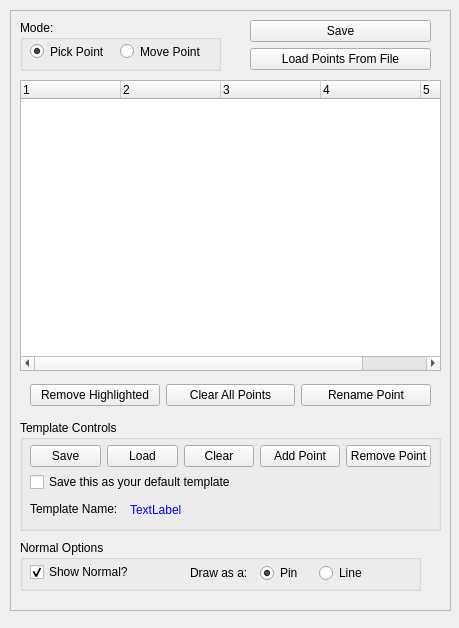
First picture: the form in src/meshlabplugins/edit_pickpoints/pickpointsDialog.ui, repository cnr-isti-vclab/meshlab, before the edit.
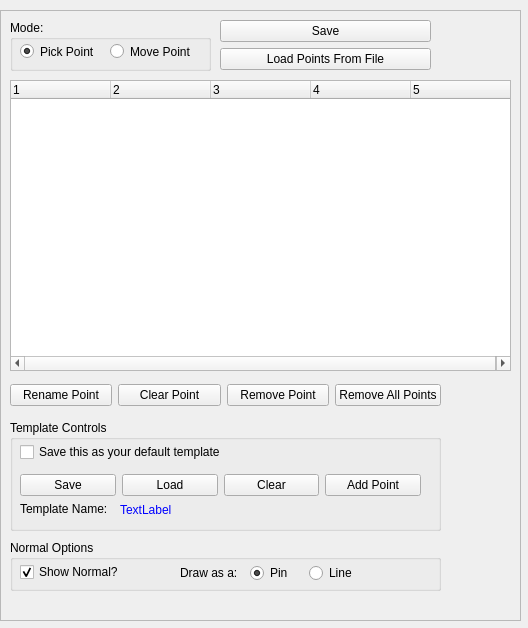
Second picture: the form after the edit.

Commit message: made some improvements on the button names to make them less confusing.  also added time, data, and data filename as metadata to the output xml.  this xml is not compatible with what i just released last week

```diff
--- a/src/meshlabplugins/edit_pickpoints/pickpointsDialog.ui
+++ b/src/meshlabplugins/edit_pickpoints/pickpointsDialog.ui
@@ -5,7 +5,7 @@
    <rect>
     <x>0</x>
     <y>0</y>
-    <width>459</width>
+    <width>528</width>
     <height>628</height>
    </rect>
   </property>
@@ -15,10 +15,10 @@
   <widget class="QFrame" name="frame" >
    <property name="geometry" >
     <rect>
-     <x>10</x>
+     <x>0</x>
      <y>10</y>
-     <width>441</width>
-     <height>601</height>
+     <width>521</width>
+     <height>611</height>
     </rect>
    </property>
    <property name="frameShape" >
@@ -27,45 +27,12 @@
    <property name="frameShadow" >
     <enum>QFrame::Raised</enum>
    </property>
-   <widget class="QWidget" name="layoutWidget" >
-    <property name="geometry" >
-     <rect>
-      <x>20</x>
-      <y>370</y>
-      <width>401</width>
-      <height>30</height>
-     </rect>
-    </property>
-    <layout class="QHBoxLayout" >
-     <item>
-      <widget class="QPushButton" name="removeHighlightedButton" >
-       <property name="text" >
-        <string>Remove Highlighted</string>
-       </property>
-      </widget>
-     </item>
-     <item>
-      <widget class="QPushButton" name="clearButton" >
-       <property name="text" >
-        <string>Clear All Points</string>
-       </property>
-      </widget>
-     </item>
-     <item>
-      <widget class="QPushButton" name="renamePointButton" >
-       <property name="text" >
-        <string>Rename Point</string>
-       </property>
-      </widget>
-     </item>
-    </layout>
-   </widget>
    <widget class="QTreeWidget" name="pickedPointsTreeWidget" >
     <property name="geometry" >
      <rect>
       <x>10</x>
       <y>70</y>
-      <width>421</width>
+      <width>501</width>
       <height>291</height>
      </rect>
     </property>
@@ -143,9 +110,9 @@
    <widget class="QWidget" name="layoutWidget" >
     <property name="geometry" >
      <rect>
-      <x>240</x>
+      <x>220</x>
       <y>10</y>
-      <width>181</width>
+      <width>211</width>
       <height>51</height>
      </rect>
     </property>
@@ -171,7 +138,7 @@
      <rect>
       <x>10</x>
       <y>410</y>
-      <width>421</width>
+      <width>431</width>
       <height>111</height>
      </rect>
     </property>
@@ -182,7 +149,7 @@
      <property name="geometry" >
       <rect>
        <x>10</x>
-       <y>50</y>
+       <y>20</y>
        <width>211</width>
        <height>24</height>
       </rect>
@@ -258,13 +225,11 @@
      <property name="geometry" >
       <rect>
        <x>10</x>
-       <y>20</y>
+       <y>50</y>
        <width>401</width>
-       <height>32</height>
+       <height>30</height>
       </rect>
      </property>
-     <layout class="QHBoxLayout" name="horizontalLayout_3" >
-      <item>
        <layout class="QHBoxLayout" name="horizontalLayout" >
         <item>
          <widget class="QPushButton" name="saveTemplateButton" >
@@ -287,10 +252,6 @@
           </property>
          </widget>
         </item>
-       </layout>
-      </item>
-      <item>
-       <layout class="QHBoxLayout" name="horizontalLayout_2" >
         <item>
          <widget class="QPushButton" name="addPointToTemplateButton" >
           <property name="text" >
@@ -298,15 +259,6 @@
           </property>
          </widget>
         </item>
-        <item>
-         <widget class="QPushButton" name="removePointFromTemplateButton" >
-          <property name="text" >
-           <string>Remove Point</string>
-          </property>
-         </widget>
-        </item>
-       </layout>
-      </item>
      </layout>
     </widget>
    </widget>
@@ -315,7 +267,7 @@
      <rect>
       <x>10</x>
       <y>530</y>
-      <width>401</width>
+      <width>431</width>
       <height>51</height>
      </rect>
     </property>
@@ -338,7 +290,7 @@
       <bool>true</bool>
      </property>
     </widget>
-    <widget class="QWidget" name="" >
+    <widget class="QWidget" name="layoutWidget" >
      <property name="geometry" >
       <rect>
        <x>170</x>
@@ -375,6 +327,46 @@
      </layout>
     </widget>
    </widget>
+   <widget class="QWidget" name="" >
+    <property name="geometry" >
+     <rect>
+      <x>10</x>
+      <y>370</y>
+      <width>431</width>
+      <height>30</height>
+     </rect>
+    </property>
+    <layout class="QHBoxLayout" name="horizontalLayout_2" >
+     <item>
+      <widget class="QPushButton" name="renamePointButton" >
+       <property name="text" >
+        <string>Rename Point</string>
+       </property>
+      </widget>
+     </item>
+     <item>
+      <widget class="QPushButton" name="clearPointButton" >
+       <property name="text" >
+        <string>Clear Point</string>
+       </property>
+      </widget>
+     </item>
+     <item>
+      <widget class="QPushButton" name="removePointButton" >
+       <property name="text" >
+        <string>Remove Point</string>
+       </property>
+      </widget>
+     </item>
+     <item>
+      <widget class="QPushButton" name="removeAllPointsButton" >
+       <property name="text" >
+        <string>Remove All Points</string>
+       </property>
+      </widget>
+     </item>
+    </layout>
+   </widget>
   </widget>
  </widget>
  <resources/>
```
Lines whose indentation alone changed are shown as unchanged. The commit also changes 5 other files.
